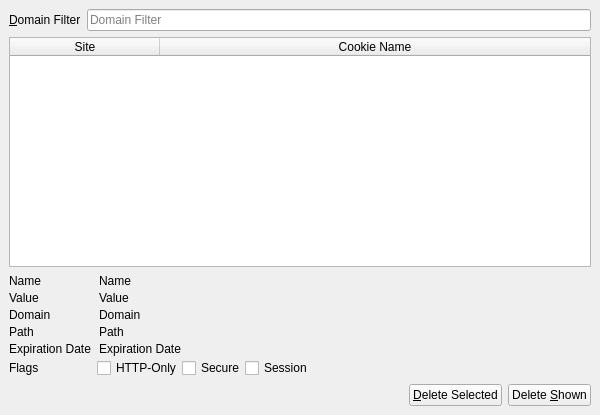
textbrowser/dooble, file 2.x/UI/dooble_cookies_window.ui: the form before one commit.
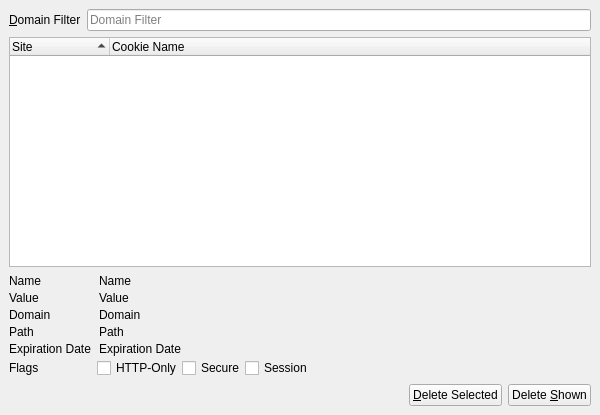
The form after the commit. Icons and pictures are not drawn.

Commit message: Replaced table with tree.

Diff of the .ui file:
```diff
--- a/2.x/UI/dooble_cookies_window.ui
+++ b/2.x/UI/dooble_cookies_window.ui
@@ -41,7 +41,7 @@
      </layout>
     </item>
     <item>
-     <widget class="QTableWidget" name="table">
+     <widget class="QTreeWidget" name="tree">
       <property name="alternatingRowColors">
        <bool>true</bool>
       </property>
@@ -54,18 +54,9 @@
       <property name="sortingEnabled">
        <bool>true</bool>
       </property>
-      <attribute name="horizontalHeaderDefaultSectionSize">
-       <number>150</number>
-      </attribute>
-      <attribute name="horizontalHeaderMinimumSectionSize">
-       <number>150</number>
-      </attribute>
-      <attribute name="horizontalHeaderShowSortIndicator" stdset="0">
+      <property name="animated">
        <bool>true</bool>
-      </attribute>
-      <attribute name="horizontalHeaderStretchLastSection">
-       <bool>true</bool>
-      </attribute>
+      </property>
       <column>
        <property name="text">
         <string>Site</string>
```
Left out of the diff: 5 changed lines with no effect on the pictures.
